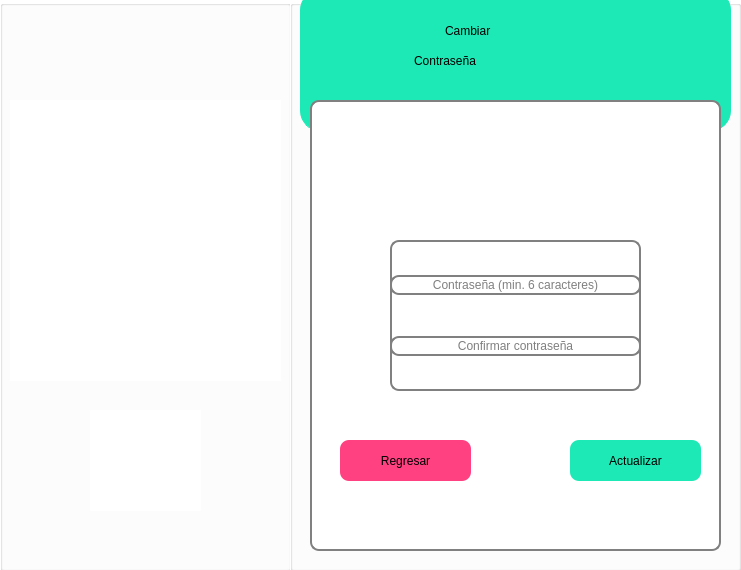
This is SCS/cambiar_contrasena.ui in sagarme17/SCS as Qt 5 draws it before an edit. The edited form follows.
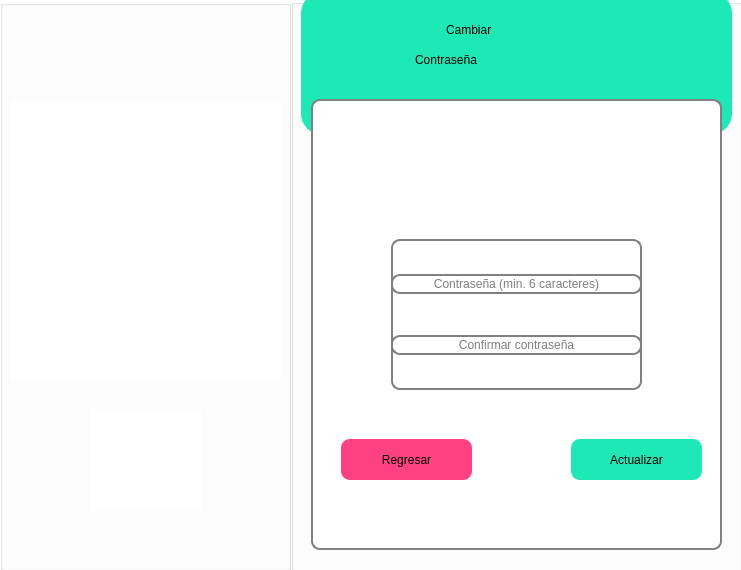
This is the edited form. Icons and pictures are not drawn.

What changed in the file:
```diff
--- a/SCS/cambiar_contrasena.ui
+++ b/SCS/cambiar_contrasena.ui
@@ -70,10 +70,10 @@
   <widget class="QGroupBox" name="groupBox_2">
    <property name="geometry">
     <rect>
-     <x>290</x>
-     <y>0</y>
+     <x>291</x>
+     <y>-1</y>
      <width>451</width>
-     <height>571</height>
+     <height>591</height>
     </rect>
    </property>
    <property name="title">
@@ -315,7 +315,7 @@
     <property name="geometry">
      <rect>
       <x>10</x>
-      <y>-10</y>
+      <y>-6</y>
       <width>431</width>
       <height>141</height>
      </rect>
```
Left out of the diff: 4 changed lines with no effect on the pictures.
